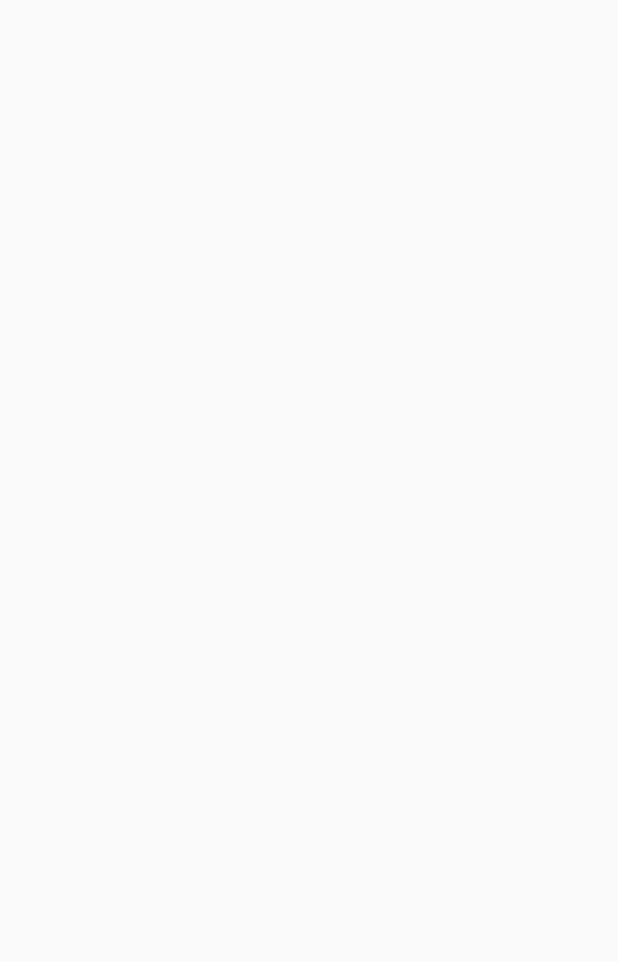
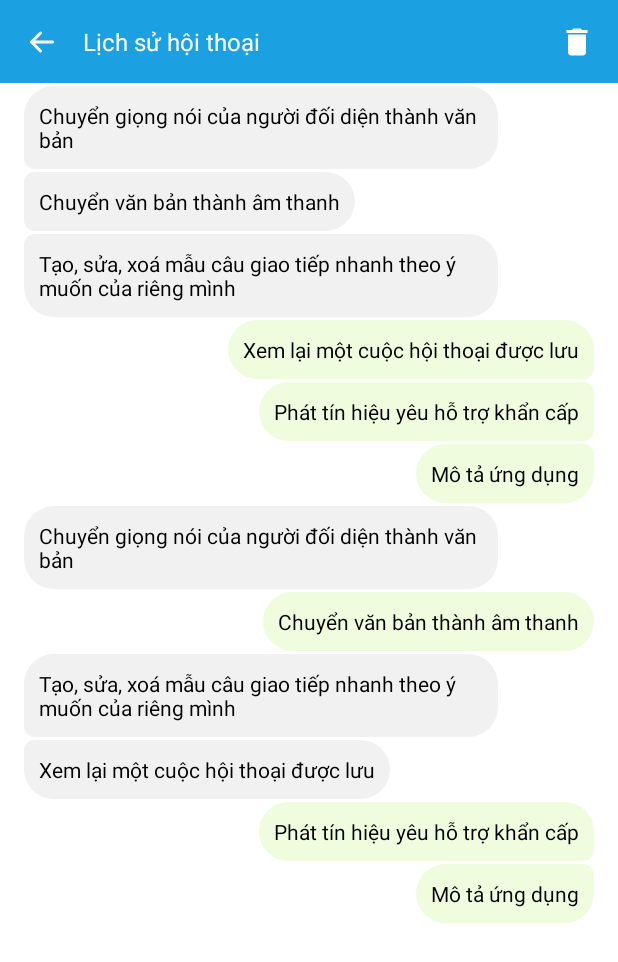
Before and after one commit to thanhsondoan02/DCom, an Android app: the ConversationHistoryActivity screen opened directly, with no data from a screen before it, on a phone screen of 412 x 824 dp. Before the commit the part shown is empty. Shown: the top 962 px of the screen. Run offline under Robolectric (Android 15) with nearby library versions, the light colour scheme and no system bars.

Commit message:
conversation history

```diff
--- a/app/src/main/java/com/example/dcom/ui/history/ConversationHistoryActivity.kt
+++ b/app/src/main/java/com/example/dcom/ui/history/ConversationHistoryActivity.kt
@@ -1,12 +1,39 @@
 package com.example.dcom.ui.history
 
 import android.os.Bundle
+import android.widget.ImageButton
+import android.widget.TextView
 import androidx.appcompat.app.AppCompatActivity
+import androidx.recyclerview.widget.LinearLayoutManager
+import androidx.recyclerview.widget.RecyclerView
 import com.example.dcom.R
 
 class ConversationHistoryActivity : AppCompatActivity() {
+
+    private lateinit var tvActionBarTitle: TextView
+    private lateinit var btnGoBack: ImageButton
+    private lateinit var rvListMessage: RecyclerView
+
     override fun onCreate(savedInstanceState: Bundle?) {
         super.onCreate(savedInstanceState)
         setContentView(R.layout.conversation_history_activity)
+
+        initView()
+        initRecyclerView()
+
+        btnGoBack.setOnClickListener { onBackPressed() }
+    }
+
+    private fun initView() {
+        tvActionBarTitle = findViewById(R.id.tvActionBarTitle)
+        btnGoBack = findViewById(R.id.btnActionBarGoBack)
+        rvListMessage = findViewById(R.id.rvConversationHistory)
+
+        tvActionBarTitle.text = getString(R.string.conversation_history)
+    }
+
+    private fun initRecyclerView() {
+        rvListMessage.adapter = ConversationHistoryAdapter(this@ConversationHistoryActivity)
+        rvListMessage.layoutManager = LinearLayoutManager(this@ConversationHistoryActivity)
     }
 }
--- /dev/null
+++ b/app/src/main/java/com/example/dcom/ui/history/ConversationHistoryAdapter.kt
@@ -0,0 +1,178 @@
+package com.example.dcom.ui.history
+
+import android.view.LayoutInflater
+import android.view.View
+import android.view.ViewGroup
+import android.widget.TextView
+import androidx.recyclerview.widget.RecyclerView
+import com.example.dcom.R
+import com.example.dcom.base.BaseVH
+
+class ConversationHistoryAdapter(private val activity: ConversationHistoryActivity) : RecyclerView.Adapter<BaseVH>() {
+
+    companion object {
+        const val MINE_MESSAGE = 0
+        const val OTHER_MESSAGE = 1
+    }
+
+    private val dataList: List<ConversationData> = getDataList()
+
+    override fun onCreateViewHolder(parent: ViewGroup, viewType: Int): BaseVH {
+        return when (viewType){
+            MINE_MESSAGE -> {
+                MineMessageVH(
+                    LayoutInflater
+                        .from(parent.context)
+                        .inflate(R.layout.mine_message_item, parent, false))
+            }
+            OTHER_MESSAGE -> {
+                OtherMessageVH(
+                    LayoutInflater
+                        .from(parent.context)
+                        .inflate(R.layout.other_message_item, parent, false))
+            }
+            else -> throw IllegalArgumentException("Invalid view type")
+        }
+    }
+
+    override fun onBindViewHolder(holder: BaseVH, position: Int) {
+        holder.bind(dataList[position])
+    }
+
+    override fun getItemCount(): Int {
+        return dataList.size
+    }
+
+    override fun getItemViewType(position: Int): Int {
+        if (dataList[position].type != null) {
+            return dataList[position].type!!
+        } else {
+            throw IllegalArgumentException("Message type is null at position $position")
+        }
+    }
+
+    private fun getDataList(): List<ConversationData> {
+        val list: MutableList<ConversationData> = mutableListOf()
+        list.add(ConversationData().apply {
+            type = OTHER_MESSAGE
+            message = activity.getString(R.string.speech_to_text_des)
+        })
+        list.add(ConversationData().apply {
+            type = OTHER_MESSAGE
+            message = activity.getString(R.string.text_to_speech_des)
+        })
+        list.add(ConversationData().apply {
+            type = OTHER_MESSAGE
+            message = activity.getString(R.string.fast_communication_setting_des)
+        })
+        list.add(ConversationData().apply {
+            type = MINE_MESSAGE
+            message = activity.getString(R.string.conversation_history_des)
+        })
+        list.add(ConversationData().apply {
+            type = MINE_MESSAGE
+            message = activity.getString(R.string.emergency_signal_des)
+        })
+        list.add(ConversationData().apply {
+            type = MINE_MESSAGE
+            message = activity.getString(R.string.app_des)
+        })
+        list.add(ConversationData().apply {
+            type = OTHER_MESSAGE
+            message = activity.getString(R.string.speech_to_text_des)
+        })
+        list.add(ConversationData().apply {
+            type = MINE_MESSAGE
+            message = activity.getString(R.string.text_to_speech_des)
+        })
+        list.add(ConversationData().apply {
+            type = OTHER_MESSAGE
+            message = activity.getString(R.string.fast_communication_setting_des)
+        })
+        list.add(ConversationData().apply {
+            type = OTHER_MESSAGE
+            message = activity.getString(R.string.conversation_history_des)
+        })
+        list.add(ConversationData().apply {
+            type = MINE_MESSAGE
+            message = activity.getString(R.string.emergency_signal_des)
+        })
+        list.add(ConversationData().apply {
+            type = MINE_MESSAGE
+            message = activity.getString(R.string.app_des)
+        })
+        return list
+    }
+
+    inner class MineMessageVH(itemView: View): BaseVH(itemView) {
+
+        private val tvMessage = itemView.findViewById<TextView>(R.id.tvMineMessage)
+        private val rlContainer = itemView.findViewById<View>(R.id.rlMineMessageContainer)
+
+        init {
+
+        }
+
+        override fun bind(data: Any?) {
+            val mData = data as ConversationData
+            tvMessage.text = mData.message
+            rlContainer.setBackgroundResource(getMessageBackground())
+        }
+
+        private fun getMessageBackground(): Int {
+            return if (adapterPosition == 0 || dataList[adapterPosition-1].type == OTHER_MESSAGE) {
+                if (adapterPosition == dataList.size-1 || dataList[adapterPosition+1].type == OTHER_MESSAGE) {
+                    R.drawable.mine_message_full
+                } else {
+                    R.drawable.mine_message_full_except_bot_right
+                }
+            } else {
+                if (adapterPosition == dataList.size-1 || dataList[adapterPosition+1].type == OTHER_MESSAGE) {
+                    R.drawable.mine_message_full_except_top_right
+                } else {
+                    R.drawable.mine_message_left
+                }
+            }
+        }
+
+    }
+
+    inner class OtherMessageVH(itemView: View): BaseVH(itemView) {
+
+        private val tvMessage = itemView.findViewById<TextView>(R.id.tvOtherMessage)
+        private val rlContainer = itemView.findViewById<View>(R.id.rlOtherMessageContainer)
+
+        init {
+
+        }
+
+        override fun bind(data: Any?) {
+            val mData = data as ConversationData
+            tvMessage.text = mData.message
+            rlContainer.setBackgroundResource(getMessageBackground())
+        }
+
+        private fun getMessageBackground(): Int {
+            return if (adapterPosition == 0 || dataList[adapterPosition-1].type == MINE_MESSAGE) {
+                if (adapterPosition == dataList.size-1 || dataList[adapterPosition+1].type == MINE_MESSAGE) {
+                    R.drawable.other_message_full
+                } else {
+                    R.drawable.other_message_full_except_bot_left
+                }
+            } else {
+                if (adapterPosition == dataList.size-1 || dataList[adapterPosition+1].type == MINE_MESSAGE) {
+                    R.drawable.other_message_full_except_top_left
+                } else {
+                    R.drawable.other_message_right
+                }
+            }
+        }
+    }
+
+    class ConversationData {
+        var type: Int? = null
+        var message: String? = null
+    }
+
+
+}
--- /dev/null
+++ b/app/src/main/res/drawable/ic_baseline_delete_24_white.xml
@@ -0,0 +1,5 @@
+<vector android:height="24dp" android:tint="@color/white"
+    android:viewportHeight="24" android:viewportWidth="24"
+    android:width="24dp" xmlns:android="http://schemas.android.com/apk/res/android">
+    <path android:fillColor="@android:color/white" android:pathData="M6,19c0,1.1 0.9,2 2,2h8c1.1,0 2,-0.9 2,-2V7H6v12zM19,4h-3.5l-1,-1h-5l-1,1H5v2h14V4z"/>
+</vector>
--- /dev/null
+++ b/app/src/main/res/drawable/mine_message_full.xml
@@ -0,0 +1,13 @@
+<?xml version="1.0" encoding="utf-8"?>
+<shape xmlns:android="http://schemas.android.com/apk/res/android"
+    android:shape="rectangle">
+
+    <solid android:color="@color/green_message" />
+
+    <corners
+        android:topRightRadius="20dp"
+        android:bottomRightRadius="20dp"
+        android:topLeftRadius="20dp"
+        android:bottomLeftRadius="20dp"/>
+
+</shape>
--- /dev/null
+++ b/app/src/main/res/drawable/mine_message_full_except_bot_right.xml
@@ -0,0 +1,13 @@
+<?xml version="1.0" encoding="utf-8"?>
+<shape xmlns:android="http://schemas.android.com/apk/res/android"
+    android:shape="rectangle">
+
+    <solid android:color="@color/green_message" />
+
+    <corners
+        android:topRightRadius="20dp"
+        android:bottomRightRadius="7dp"
+        android:topLeftRadius="20dp"
+        android:bottomLeftRadius="20dp"/>
+
+</shape>
--- /dev/null
+++ b/app/src/main/res/drawable/mine_message_full_except_top_right.xml
@@ -0,0 +1,13 @@
+<?xml version="1.0" encoding="utf-8"?>
+<shape xmlns:android="http://schemas.android.com/apk/res/android"
+    android:shape="rectangle">
+
+    <solid android:color="@color/green_message" />
+
+    <corners
+        android:topRightRadius="7dp"
+        android:bottomRightRadius="20dp"
+        android:topLeftRadius="20dp"
+        android:bottomLeftRadius="20dp"/>
+
+</shape>
--- /dev/null
+++ b/app/src/main/res/drawable/mine_message_left.xml
@@ -0,0 +1,13 @@
+<?xml version="1.0" encoding="utf-8"?>
+<shape xmlns:android="http://schemas.android.com/apk/res/android"
+    android:shape="rectangle">
+
+    <solid android:color="@color/green_message" />
+
+    <corners
+        android:topRightRadius="7dp"
+        android:bottomRightRadius="7dp"
+        android:topLeftRadius="20dp"
+        android:bottomLeftRadius="20dp"/>
+
+</shape>
--- /dev/null
+++ b/app/src/main/res/drawable/other_message_full.xml
@@ -0,0 +1,13 @@
+<?xml version="1.0" encoding="utf-8"?>
+<shape xmlns:android="http://schemas.android.com/apk/res/android"
+    android:shape="rectangle">
+
+    <solid android:color="@color/gray_message" />
+
+    <corners
+        android:topRightRadius="20dp"
+        android:bottomRightRadius="20dp"
+        android:topLeftRadius="20dp"
+        android:bottomLeftRadius="20dp"/>
+
+</shape>
--- /dev/null
+++ b/app/src/main/res/drawable/other_message_full_except_bot_left.xml
@@ -0,0 +1,13 @@
+<?xml version="1.0" encoding="utf-8"?>
+<shape xmlns:android="http://schemas.android.com/apk/res/android"
+    android:shape="rectangle">
+
+    <solid android:color="@color/gray_message" />
+
+    <corners
+        android:topRightRadius="20dp"
+        android:bottomRightRadius="20dp"
+        android:topLeftRadius="20dp"
+        android:bottomLeftRadius="7dp"/>
+
+</shape>
--- /dev/null
+++ b/app/src/main/res/drawable/other_message_full_except_top_left.xml
@@ -0,0 +1,13 @@
+<?xml version="1.0" encoding="utf-8"?>
+<shape xmlns:android="http://schemas.android.com/apk/res/android"
+    android:shape="rectangle">
+
+    <solid android:color="@color/gray_message" />
+
+    <corners
+        android:topRightRadius="20dp"
+        android:bottomRightRadius="20dp"
+        android:topLeftRadius="7dp"
+        android:bottomLeftRadius="20dp"/>
+
+</shape>
--- /dev/null
+++ b/app/src/main/res/drawable/other_message_right.xml
@@ -0,0 +1,13 @@
+<?xml version="1.0" encoding="utf-8"?>
+<shape xmlns:android="http://schemas.android.com/apk/res/android"
+    android:shape="rectangle">
+
+    <solid android:color="@color/gray_message" />
+
+    <corners
+        android:topRightRadius="20dp"
+        android:bottomRightRadius="20dp"
+        android:topLeftRadius="7dp"
+        android:bottomLeftRadius="7dp"/>
+
+</shape>
--- a/app/src/main/res/layout/conversation_history_activity.xml
+++ b/app/src/main/res/layout/conversation_history_activity.xml
@@ -1,8 +1,29 @@
 <?xml version="1.0" encoding="utf-8"?>
-<androidx.constraintlayout.widget.ConstraintLayout xmlns:android="http://schemas.android.com/apk/res/android"
+<LinearLayout xmlns:android="http://schemas.android.com/apk/res/android"
     xmlns:tools="http://schemas.android.com/tools"
     android:layout_width="match_parent"
     android:layout_height="match_parent"
+    android:orientation="vertical"
     tools:context=".ui.history.ConversationHistoryActivity">
 
-</androidx.constraintlayout.widget.ConstraintLayout>
+    <com.example.dcom.ui.customview.ActionBarView
+        android:layout_width="match_parent"
+        android:layout_height="55dp" >
+
+        <ImageButton
+            android:id="@+id/btnConversationHistoryDelete"
+            android:layout_width="wrap_content"
+            android:layout_height="match_parent"
+            android:adjustViewBounds="true"
+            android:layout_alignParentEnd="true"
+            android:background="@android:color/transparent"
+            android:src="@drawable/ic_baseline_delete_24_white" />
+
+    </com.example.dcom.ui.customview.ActionBarView>
+
+    <androidx.recyclerview.widget.RecyclerView
+        android:id="@+id/rvConversationHistory"
+        android:layout_width="match_parent"
+        android:layout_height="match_parent" />
+
+</LinearLayout>
--- /dev/null
+++ b/app/src/main/res/layout/mine_message_item.xml
@@ -0,0 +1,26 @@
+<?xml version="1.0" encoding="utf-8"?>
+<RelativeLayout xmlns:android="http://schemas.android.com/apk/res/android"
+    android:layout_width="match_parent"
+    android:layout_height="wrap_content">
+
+    <RelativeLayout
+        android:id="@+id/rlMineMessageContainer"
+        android:layout_width="wrap_content"
+        android:layout_alignParentEnd="true"
+        android:background="@drawable/mine_message_left"
+        android:layout_height="wrap_content"
+        android:layout_marginStart="80dp"
+        android:layout_marginTop="2dp"
+        android:layout_marginEnd="16dp"
+        android:padding="10dp">
+
+        <TextView
+            android:id="@+id/tvMineMessage"
+            android:layout_width="wrap_content"
+            android:textColor="@color/black"
+            android:layout_height="wrap_content"
+            android:text="@string/message_example1" />
+
+    </RelativeLayout>
+
+</RelativeLayout>
--- /dev/null
+++ b/app/src/main/res/layout/other_message_item.xml
@@ -0,0 +1,26 @@
+<?xml version="1.0" encoding="utf-8"?>
+<RelativeLayout xmlns:android="http://schemas.android.com/apk/res/android"
+    android:layout_width="match_parent"
+    android:layout_height="wrap_content">
+
+
+    <RelativeLayout
+        android:id="@+id/rlOtherMessageContainer"
+        android:layout_width="wrap_content"
+        android:background="@drawable/other_message_right"
+        android:layout_height="wrap_content"
+        android:layout_marginStart="16dp"
+        android:layout_marginTop="2dp"
+        android:layout_marginEnd="80dp"
+        android:padding="10dp">
+
+        <TextView
+            android:id="@+id/tvOtherMessage"
+            android:layout_width="wrap_content"
+            android:textColor="@color/black"
+            android:layout_height="wrap_content"
+            android:text="@string/message_example1" />
+
+    </RelativeLayout>
+
+</RelativeLayout>
--- a/app/src/main/res/values/colors.xml
+++ b/app/src/main/res/values/colors.xml
@@ -30,5 +30,9 @@
     <color name="gradientLightBlue">#376DF6</color>
     <color name="gradientLightGreen">#21E8AC</color>
     <color name="mainBlue">#1BA0E2</color>
+    <color name="gray_message">#f1f1f1</color>
+    <color name="black">#000000</color>
+    <color name="green_message">#effdde</color>
+    <color name="white">#FFFFFF</color>
 
 </resources>
--- a/app/src/main/res/values/strings.xml
+++ b/app/src/main/res/values/strings.xml
@@ -16,4 +16,5 @@
     <string name="speed">Tốc độ</string>
     <string name="pitch">Độ cao</string>
     <string name="volume">Âm lượng</string>
+    <string name="message_example1">Đây là nội dung tin nhắn</string>
 </resources>
--- a/app/src/main/res/values/themes.xml
+++ b/app/src/main/res/values/themes.xml
@@ -1,7 +1,7 @@
 <resources xmlns:tools="http://schemas.android.com/tools">
 
     <!-- Base application theme. -->
-    <style name="AppTheme" parent="Theme.AppCompat.Light.NoActionBar">
+    <style name="AppTheme" parent="Theme.MaterialComponents.Light.NoActionBar">
         <!-- Customize your theme here. -->
         <item name="colorPrimary">@color/colorPrimary</item>
         <item name="colorPrimaryDark">@color/colorPrimaryDark</item>
```
Also changed, not shown: app/src/main/java/com/example/dcom/ui/customview/LeafCardView.kt (added, +79 -0 lines), app/src/main/res/values/attrs.xml (added, +116 -0 lines).
